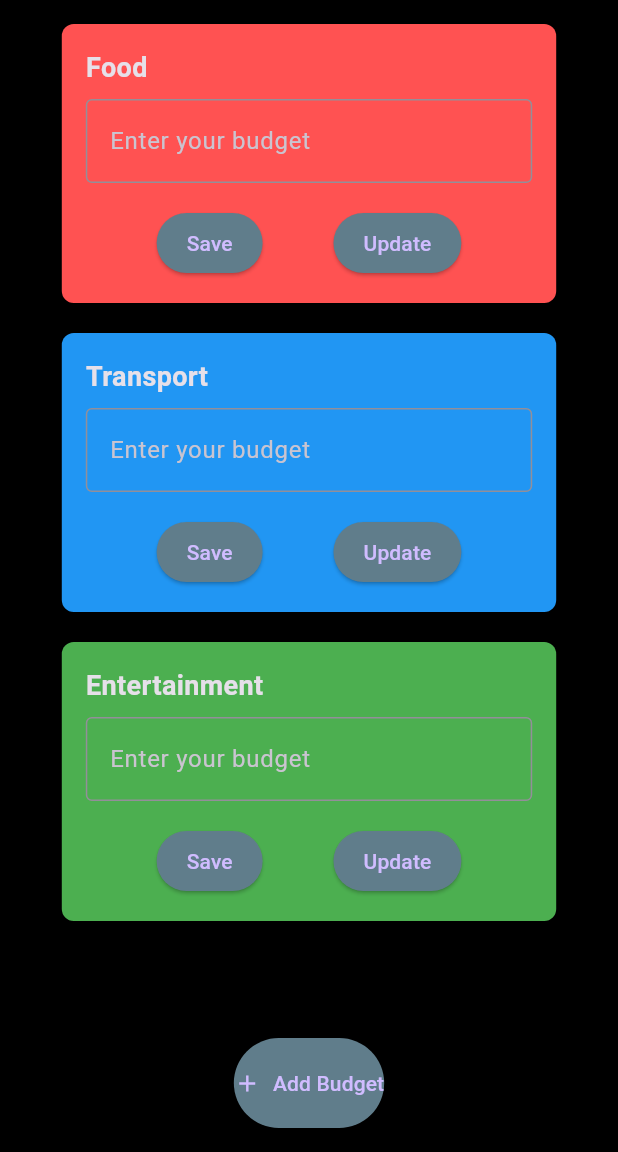
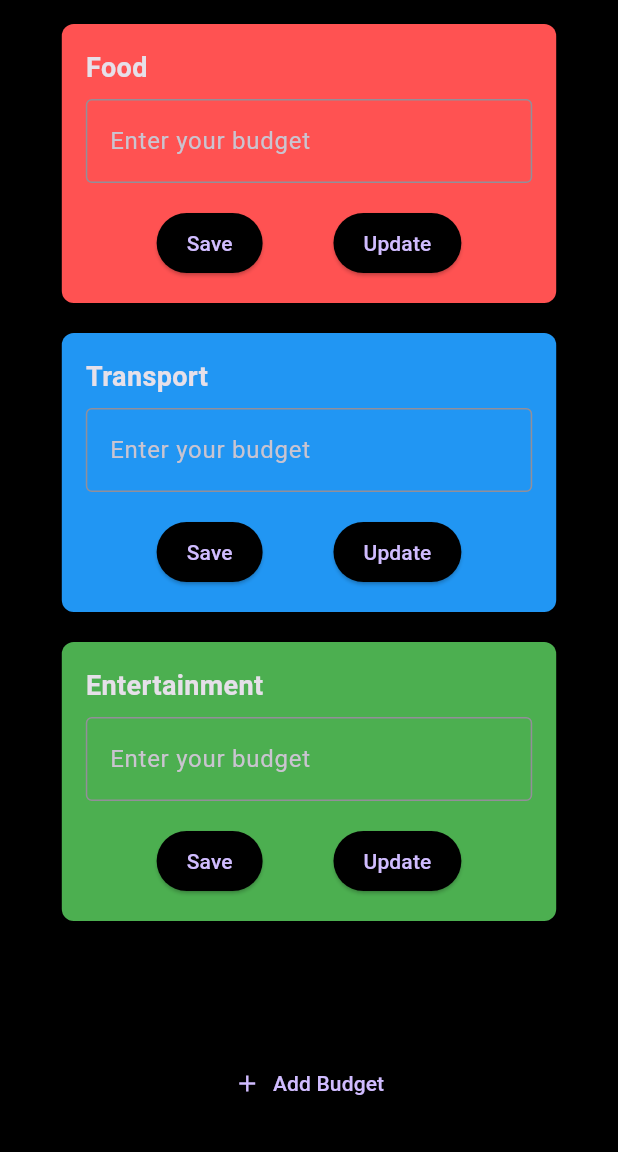
Before and after one commit to Nikitha-Pillai/ExpenseTracker-1, a Flutter app: the Forms screen opened directly, on a phone screen of 412 x 824 dp, the part 84-1236 px from its top. Run offline on Flutter 3.47's test engine with Material 3 defaults, Android fonts, the light colour scheme and no system bars; our stand-ins replace curved_navigation_bar, fl_chart.

Commit message:
commited changes

```diff
--- a/lib/forms.dart
+++ b/lib/forms.dart
@@ -38,7 +38,7 @@ class FormsState extends State<Forms> {
             icon: const Icon(Icons.add),
             label: const Text('Add Budget'),
             style: ElevatedButton.styleFrom(
-              backgroundColor: Colors.blueGrey,
+              backgroundColor: Colors.black,
               padding: const EdgeInsets.symmetric(vertical: 20),
           ),
 
@@ -84,7 +84,7 @@ return Center(
                 print('$title budget saved: ${controller.text}');
               },
               style: ElevatedButton.styleFrom(
-                backgroundColor: Colors.blueGrey,
+                backgroundColor: Colors.black,
                 padding: const EdgeInsets.symmetric(horizontal: 20),
               ),
               child: const Text('Save'),
@@ -93,7 +93,7 @@ return Center(
                 print('$title budget updated: ${controller.text}');
               },
               style: ElevatedButton.styleFrom(
-                backgroundColor: Colors.blueGrey,
+                backgroundColor: Colors.black,
                 padding: const EdgeInsets.symmetric(horizontal: 20),
               ),
                child: const Text('Update'),
```
